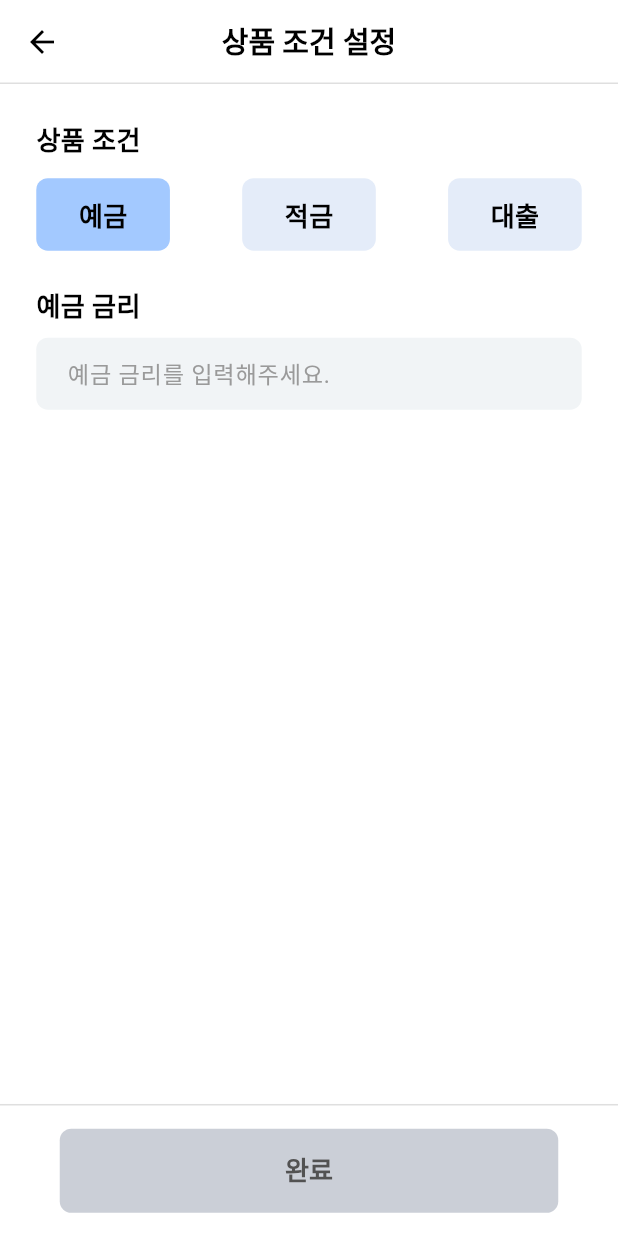
After one commit to shinhan-flow/shinhan-flow-service, a Flutter app: the ProductTriggerScreen screen opened by its route, after a tap on "예금", on a phone screen of 412 x 824 dp. The commit adds this screen. Run offline on Flutter 3.47's test engine with Material 3 defaults, Android fonts, the phone set to English and light mode, and no system bars; our stand-ins replace dio, equatable, flutter_expandable_fab, flutter_riverpod, flutter_screenutil, flutter_secure_storage and 6 more; accounts and stored records are empty; generated files the repository leaves out were written again; Roboto replaces fonts that are missing (Pretendard).

Commit message:
feat: 트리거 계좌, (대출, 예금, 적금) 설정 화면 1. 트리거 계좌, (대출, 예금, 적금) 설정 화면 및 상태관리 구현

```diff
--- a/fe/lib/common/component/text_input_form.dart
+++ b/fe/lib/common/component/text_input_form.dart
@@ -7,6 +7,7 @@ import 'package:shinhan_flow/common/component/default_text_button.dart';
 import 'package:shinhan_flow/theme/text_theme.dart';
 
 class CustomTextFormField extends StatelessWidget {
+  final TextEditingController? textEditingController;
   final String? initialValue;
   final String? label;
   final String hintText;
@@ -30,6 +31,7 @@ class CustomTextFormField extends StatelessWidget {
     this.isMultiLine = false,
     this.keyboardType,
     this.inputFormatters,
+    this.textEditingController,
   });
 
   @override
@@ -49,6 +51,7 @@ class CustomTextFormField extends StatelessWidget {
             Expanded(
               /// constraints 으로 크기를 지정해도 align을 지정 안하면 안됨!
               child: TextFormField(
+                controller: textEditingController,
                 obscuringCharacter: '●',
                 obscureText: obscureText,
                 onChanged: onChanged,
--- a/fe/lib/common/model/base_form_model.dart
+++ b/fe/lib/common/model/base_form_model.dart
@@ -1,4 +1,8 @@
+import '../../flow/param/trigger/trigger_param.dart';
+import '../param/default_param.dart';
+
 mixin BaseFormModel {
   bool valid = false;
 
+  DefaultParam toParam();
 }
--- a/fe/lib/common/provider/router_provider.dart
+++ b/fe/lib/common/provider/router_provider.dart
@@ -5,7 +5,9 @@ import 'package:flutter/material.dart';
 import 'package:flutter_screenutil/flutter_screenutil.dart';
 import 'package:go_router/go_router.dart';
 import 'package:riverpod/riverpod.dart';
+import 'package:shinhan_flow/trigger/model/enum/product_property.dart';
 import 'package:shinhan_flow/trigger/view/account_trigger_screen.dart';
+import 'package:shinhan_flow/trigger/view/product_trigger_screen.dart';
 import 'package:shinhan_flow/trigger/view/time_trigger_screen.dart';
 import 'package:shinhan_flow/flow/view/trigger_category_screen.dart';
 import 'package:shinhan_flow/flow/view/flow_init_screen.dart';
@@ -101,6 +103,14 @@ final routerProvider = Provider<GoRouter>((ref) {
                                 return const AccountTriggerScreen();
                               },
                               routes: []),
+                          GoRoute(
+                              path: 'productTrigger',
+                              parentNavigatorKey: rootNavKey,
+                              name: ProductTriggerScreen.routeName,
+                              builder: (context, state) {
+                                return const ProductTriggerScreen();
+                              },
+                              routes: []),
                         ]),
                   ]),
             ]),
--- a/fe/lib/flow/param/trigger/trigger_param.dart
+++ b/fe/lib/flow/param/trigger/trigger_param.dart
@@ -17,12 +17,13 @@
 import 'package:equatable/equatable.dart';
 import 'package:json_annotation/json_annotation.dart';
 
+import '../../../common/param/default_param.dart';
 import '../enum/flow_type.dart';
 
 part 'trigger_param.g.dart';
 
 @JsonSerializable()
-class TriggerParam {
+class TriggerParam extends DefaultParam{
   final FlowType code;
   final TriggerBaseParam data;
 
@@ -35,6 +36,12 @@ class TriggerParam {
 
   factory TriggerParam.fromJson(Map<String, dynamic> json) =>
       _$TriggerParamFromJson(json);
+
+  @override
+  // TODO: implement props
+  List<Object?> get props => [code, data];
+
+
 }
 
 @JsonSerializable()
--- /dev/null
+++ b/fe/lib/flow/provider/widget/product_trigger_form_provider.dart
@@ -0,0 +1,75 @@
+import 'dart:developer';
+
+import 'package:flutter/cupertino.dart';
+import 'package:intl/intl.dart';
+import 'package:riverpod_annotation/riverpod_annotation.dart';
+import 'package:shinhan_flow/flow/param/trigger/trigger_product_param.dart';
+import 'package:shinhan_flow/flow/provider/widget/flow_form_provider.dart';
+import 'package:shinhan_flow/trigger/model/enum/product_property.dart';
+
+import '../../../common/model/base_form_model.dart';
+import '../../../common/param/default_param.dart';
+import '../../../trigger/model/enum/time_category.dart';
+import '../../param/enum/flow_type.dart';
+import '../../param/trigger/trigger_date_time_param.dart';
+import '../../param/trigger/trigger_param.dart';
+
+part 'product_trigger_form_provider.g.dart';
+
+@immutable
+class TgProductFormModel extends TgProductParam with BaseFormModel {
+  TgProductFormModel({
+    bool valid = false,
+    super.product,
+    super.interestRate,
+  }) {
+    this.valid = valid;
+  }
+
+  TgProductFormModel copyWith({
+    ProductProperty? product,
+    double? interestRate,
+  }) {
+    final validProduct = product ?? this.product;
+    final validInterestRate = interestRate ?? this.interestRate;
+    final valid = validProduct != null && validInterestRate != null;
+    return TgProductFormModel(
+      valid: valid,
+      product: product ?? this.product,
+      interestRate: interestRate ?? this.interestRate,
+    );
+  }
+
+  @override
+  DefaultParam toParam() {
+    return TriggerParam(
+      code: FlowType.interestRate,
+      data: TgProductParam.fromForm(form: this),
+    );
+  }
+
+// TriggerParam toParam() {
+//   return TriggerParam(
+//     code: flowType!,
+//     data: TgDateTimeParam.fromForm(form: this),
+//   );
+// }
+}
+
+@riverpod
+class TgProductForm extends _$TgProductForm {
+  @override
+  TgProductFormModel build() {
+    return TgProductFormModel();
+  }
+
+  void update({
+    ProductProperty? property,
+    double? interestRate,
+  }) {
+    state = state.copyWith(
+      product: property,
+      interestRate: interestRate,
+    );
+  }
+}
--- a/fe/lib/flow/provider/widget/time_form_provider.dart
+++ b/fe/lib/flow/provider/widget/time_form_provider.dart
@@ -6,6 +6,7 @@ import 'package:riverpod_annotation/riverpod_annotation.dart';
 import 'package:shinhan_flow/flow/provider/widget/flow_form_provider.dart';
 
 import '../../../common/model/base_form_model.dart';
+import '../../../common/param/default_param.dart';
 import '../../../trigger/model/enum/time_category.dart';
 import '../../param/enum/flow_type.dart';
 import '../../param/trigger/trigger_date_time_param.dart';
@@ -134,7 +135,7 @@ class TgDateTimeFormModel extends TgDateTimeParam with BaseFormModel {
     );
   }
 
-  TriggerParam toParam() {
+  DefaultParam toParam() {
     return TriggerParam(
       code: flowType!,
       data: TgDateTimeParam.fromForm(form: this),
--- /dev/null
+++ b/fe/lib/trigger/model/enum/product_property.dart
@@ -0,0 +1,9 @@
+enum ProductProperty {
+  DEPOSIT('예금'),
+  SAVING('적금'),
+  LOAN('대출');
+
+  final String name;
+
+  const ProductProperty(this.name);
+}
--- /dev/null
+++ b/fe/lib/trigger/view/product_trigger_screen.dart
@@ -0,0 +1,183 @@
+import 'package:flutter/material.dart';
+import 'package:flutter/services.dart';
+import 'package:flutter_riverpod/flutter_riverpod.dart';
+import 'package:flutter_screenutil/flutter_screenutil.dart';
+import 'package:go_router/go_router.dart';
+import 'package:shinhan_flow/common/component/default_appbar.dart';
+import 'package:shinhan_flow/flow/provider/widget/flow_form_provider.dart';
+import 'package:shinhan_flow/flow/provider/widget/product_trigger_form_provider.dart';
+
+import '../../common/component/bottom_nav_button.dart';
+import '../../common/component/default_text_button.dart';
+import '../../common/component/text_input_form.dart';
+import '../../flow/param/trigger/trigger_param.dart';
+import '../../theme/text_theme.dart';
+import '../model/enum/product_property.dart';
+
+class ProductTriggerScreen extends StatelessWidget {
+  static String get routeName => "product";
+
+  const ProductTriggerScreen({super.key});
+
+  @override
+  Widget build(BuildContext context) {
+    return GestureDetector(
+      onTap: () => FocusScope.of(context).unfocus(),
+      onPanDown: (v) => FocusScope.of(context).unfocus(),
+      child: Scaffold(
+        bottomNavigationBar: Consumer(
+          builder: (BuildContext context, WidgetRef ref, Widget? child) {
+            final valid = ref.watch(tgProductFormProvider).valid;
+
+            return BottomNavButton(
+              child: DefaultTextButton(
+                onPressed: valid
+                    ? () {
+                        final trigger = ref.read(tgProductFormProvider);
+
+                        ref.read(flowFormProvider.notifier).addTrigger(
+                            trigger: trigger.toParam() as TriggerParam);
+                        context.pop();
+                      }
+                    : null,
+                text: '완료',
+                able: valid,
+
+              ),
+            );
+          },
+        ),
+        body: NestedScrollView(
+            headerSliverBuilder: (_, __) {
+              return [
+                const DefaultAppBar(
+                  isSliver: true,
+                  title: '상품 조건 설정',
+                )
+              ];
+            },
+            body: CustomScrollView(
+              slivers: [
+                SliverToBoxAdapter(
+                  child: _ProductForm(),
+                )
+              ],
+            )),
+      ),
+    );
+  }
+}
+
+class _ProductForm extends ConsumerStatefulWidget {
+  const _ProductForm({super.key});
+
+  @override
+  ConsumerState<_ProductForm> createState() => _ProductFormState();
+}
+
+class _ProductFormState extends ConsumerState<_ProductForm> {
+  late final TextEditingController textEditingController;
+
+  @override
+  void initState() {
+    super.initState();
+    textEditingController = TextEditingController();
+  }
+
+  @override
+  void dispose() {
+    textEditingController.dispose();
+    super.dispose();
+  }
+
+  @override
+  Widget build(BuildContext context) {
+    ref.listen(tgProductFormProvider, (prev, next) {
+      if (prev?.product != next.product) {
+        textEditingController.clear();
+      }
+    });
+    final form = ref.watch(tgProductFormProvider);
+
+    final filters = ProductProperty.values
+        .map((a) => _ProductTriggerFilter(
+              isSelected: form.product == a,
+              property: a,
+              onTap: () {
+                ref.read(tgProductFormProvider.notifier).update(property: a);
+              },
+            ))
+        .toList();
+
+    return Padding(
+      padding: EdgeInsets.all(25.r),
+      child: Column(
+        crossAxisAlignment: CrossAxisAlignment.stretch,
+        children: [
+          Text(
+            '상품 조건',
+            style: SHFlowTextStyle.subTitle,
+          ),
+          SizedBox(height: 12.h),
+          Row(
+            mainAxisAlignment: MainAxisAlignment.spaceBetween,
+            children: filters,
+          ),
+          SizedBox(height: 24.h),
+          Text('${form.product?.name ?? '상품'} 금리',
+              style: SHFlowTextStyle.subTitle),
+          SizedBox(height: 8.h),
+          CustomTextFormField(
+            textEditingController: textEditingController,
+            hintText: '${form.product?.name ?? '상품'} 금리를 입력해주세요.',
+            keyboardType: const TextInputType.numberWithOptions(decimal: true),
+            inputFormatters: [
+              FilteringTextInputFormatter(RegExp(r"^\d?\.?\d{0,2}"),
+                  allow: true),
+              // FilteringTextInputFormatter.digitsOnly,
+            ],
+            onChanged: (v) {
+              ref.read(tgProductFormProvider.notifier).update(
+                  property: form.product,
+                  interestRate: v.isNotEmpty ? double.parse(v) : null);
+            },
+          ),
+          SizedBox(height: 16.h),
+        ],
+      ),
+    );
+  }
+}
+
+class _ProductTriggerFilter extends StatelessWidget {
+  final ProductProperty property;
+  final bool isSelected;
+  final VoidCallback onTap;
+
+  const _ProductTriggerFilter({
+    super.key,
+    required this.isSelected,
+    required this.property,
+    required this.onTap,
+  });
+
+  @override
+  Widget build(BuildContext context) {
+    return InkWell(
+      onTap: onTap,
+      child: Container(
+        width: 85.w,
+        height: 50.h,
+        decoration: BoxDecoration(
+          borderRadius: BorderRadius.circular(8.r),
+          color: isSelected ? const Color(0xFFA3C9FF) : const Color(0xFFE4ECF9),
+        ),
+        alignment: Alignment.center,
+        child: Text(
+          property.name,
+          style: SHFlowTextStyle.subTitle,
+        ),
+      ),
+    );
+  }
+}
--- a/fe/lib/trigger/view/time_trigger_screen.dart
+++ b/fe/lib/trigger/view/time_trigger_screen.dart
@@ -17,6 +17,7 @@ import 'package:table_calendar/table_calendar.dart';
 import '../../common/component/default_text_button.dart';
 import '../../common/component/table_calendar.dart';
 import '../../flow/param/enum/flow_type.dart';
+import '../../flow/param/trigger/trigger_param.dart';
 import '../model/enum/time_category.dart';
 
 class TimeTriggerScreen extends StatelessWidget {
@@ -37,9 +38,8 @@ class TimeTriggerScreen extends StatelessWidget {
                   ? () {
                       final trigger = ref.read(tgDateTimeFormProvider);
 
-                      ref
-                          .read(flowFormProvider.notifier)
-                          .addTrigger(trigger: trigger.toParam());
+                      ref.read(flowFormProvider.notifier).addTrigger(
+                          trigger: trigger.toParam() as TriggerParam);
                       context.pop();
                     }
                   : null,
```
Also changed, not shown: fe/lib/auth/provider/widget/widget/login_form_provider.dart (+8 -0 lines), fe/lib/auth/provider/widget/widget/sign_up_form_provider.dart (+8 -0 lines), fe/lib/flow/param/enum/flow_type.dart (+8 -0 lines), fe/lib/flow/param/trigger/trigger_product_param.dart (added, +35 -0 lines), fe/lib/flow/provider/widget/account_trigger_form_provider.dart (+8 -0 lines), fe/lib/flow/provider/widget/flow_form_provider.dart (+15 -1 lines), fe/lib/flow/view/flow_init_screen.dart (+18 -1 lines), fe/lib/trigger/view/exchange_trigger_screen.dart (added, +12 -0 lines).
